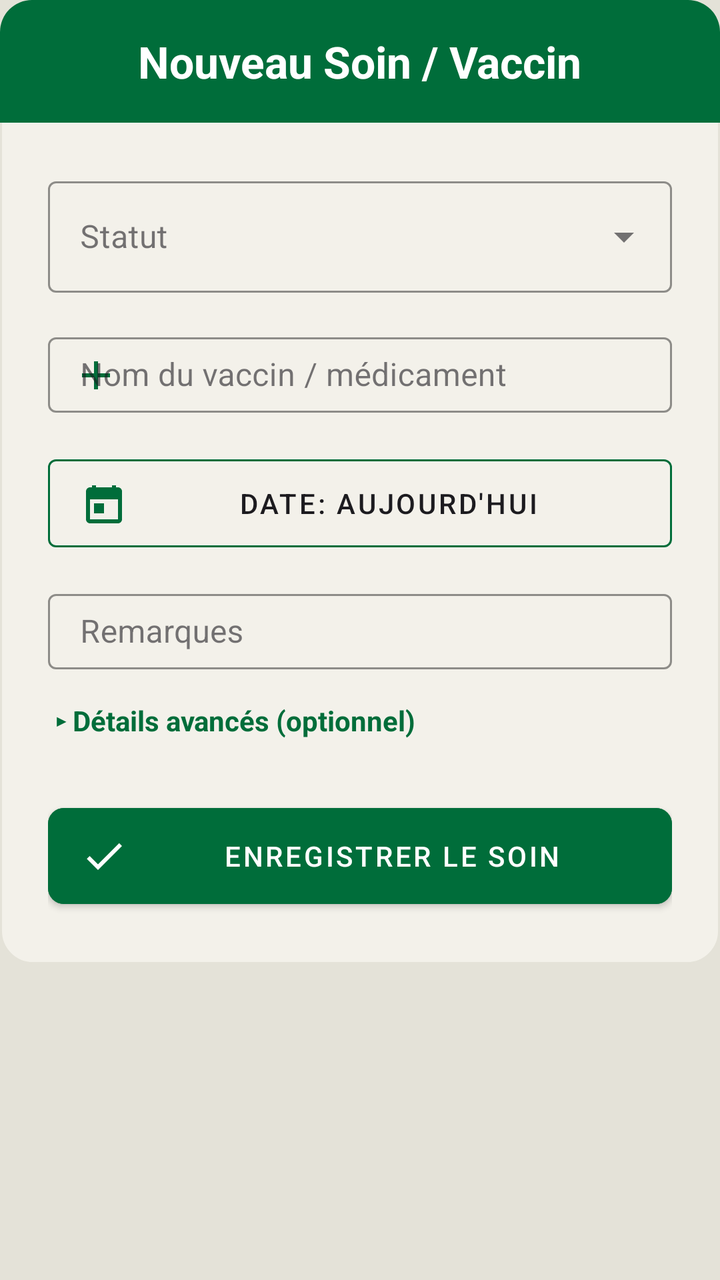
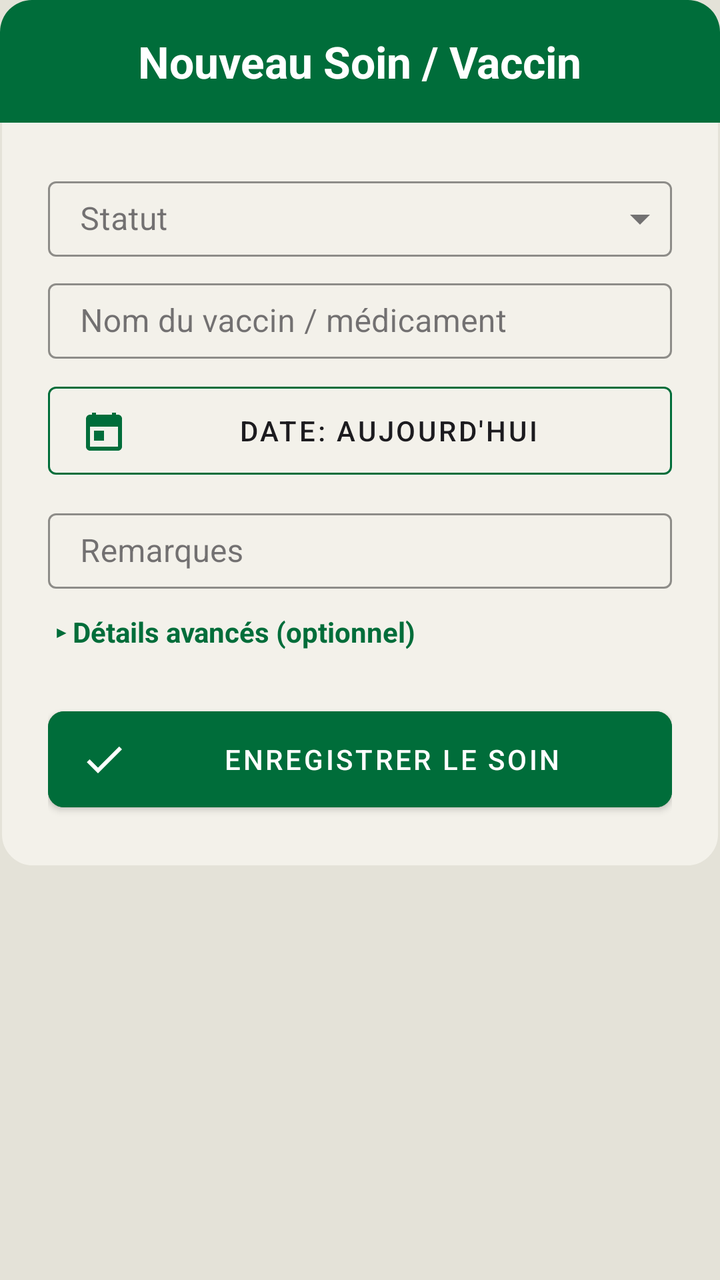

The first picture is an Android layout as it rendered before a commit; the second is the same layout after the commit. The layout source and the unified diff follow.
<!-- AndroidManifest.xml: application theme Theme.Poulailler_copilot -->
<!-- res/layout/dialog_add_vaccine.xml -->
<?xml version="1.0" encoding="utf-8"?>
<ScrollView xmlns:android="http://schemas.android.com/apk/res/android"
    xmlns:app="http://schemas.android.com/apk/res-auto"
    android:layout_width="match_parent"
    android:layout_height="wrap_content"
    android:maxHeight="600dp">

<LinearLayout
    android:layout_width="match_parent"
    android:layout_height="wrap_content"
    android:orientation="vertical"
    android:background="@drawable/bg_dialog_dark">

    <LinearLayout
        android:layout_width="match_parent"
        android:layout_height="wrap_content"
        android:background="@drawable/bg_dialog_header"
        android:padding="16dp"
        android:gravity="center">
        <TextView
            android:layout_width="wrap_content"
            android:layout_height="wrap_content"
            android:text="Nouveau Soin / Vaccin"
            android:textColor="@color/white"
            android:textSize="22sp"
            android:textStyle="bold"/>
    </LinearLayout>

    <LinearLayout
        android:layout_width="match_parent"
        android:layout_height="wrap_content"
        android:orientation="vertical"
        android:padding="24dp">

        <com.google.android.material.textfield.TextInputLayout
            android:id="@+id/tilStatus"
            style="@style/Widget.MaterialComponents.TextInputLayout.OutlinedBox.ExposedDropdownMenu"
            android:layout_width="match_parent"
            android:layout_height="wrap_content"
            android:hint="Statut"
            android:layout_marginBottom="12dp"
            app:hintTextColor="@color/text_secondary"
            app:boxStrokeColor="@color/primary">
            <AutoCompleteTextView
                android:id="@+id/actvStatus"
                android:layout_width="match_parent"
                android:layout_height="wrap_content"
                android:inputType="none"
                android:textColor="@color/text_primary" />
        </com.google.android.material.textfield.TextInputLayout>

        <com.google.android.material.textfield.TextInputLayout
            android:layout_width="match_parent"
            android:layout_height="wrap_content"
            android:hint="Nom du vaccin / médicament"
            style="@style/Widget.MaterialComponents.TextInputLayout.OutlinedBox.Dense"
            android:layout_marginBottom="12dp"
            app:hintTextColor="@color/text_secondary"
            app:boxStrokeColor="@color/primary"
            app:startIconDrawable="@drawable/ic_add"
            app:startIconTint="@color/primary">
            <com.google.android.material.textfield.TextInputEditText
        style="@style/Widget.App.TextInputEditText"
                android:id="@+id/etVaccineName"
                android:layout_width="match_parent"
                android:layout_height="wrap_content"
                android:textColor="@color/text_primary" />
        </com.google.android.material.textfield.TextInputLayout>

        <com.google.android.material.button.MaterialButton
            android:id="@+id/btnSelectDate"
            android:layout_width="match_parent"
            android:layout_height="56dp"
            android:text="Date: Aujourd'hui"
            style="@style/Widget.MaterialComponents.Button.OutlinedButton"
            android:textColor="@color/text_primary"
            app:strokeColor="@color/primary"
            app:icon="@drawable/ic_calendar"
            app:iconTint="@color/primary"
            android:layout_marginBottom="12dp"/>

        <com.google.android.material.textfield.TextInputLayout
            android:layout_width="match_parent"
            android:layout_height="wrap_content"
            android:hint="Remarques"
            style="@style/Widget.MaterialComponents.TextInputLayout.OutlinedBox.Dense"
            android:layout_marginBottom="12dp"
            app:hintTextColor="@color/text_secondary"
            app:boxStrokeColor="@color/primary">
            <com.google.android.material.textfield.TextInputEditText
        style="@style/Widget.App.TextInputEditText"
                android:id="@+id/etRemarks"
                android:layout_width="match_parent"
                android:layout_height="wrap_content"
                android:textColor="@color/text_primary" />
        </com.google.android.material.textfield.TextInputLayout>

        <TextView
            android:id="@+id/btnToggleAdvanced"
            android:layout_width="wrap_content"
            android:layout_height="wrap_content"
            android:layout_marginBottom="12dp"
            android:text="▸ Détails avancés (optionnel)"
            android:textColor="@color/primary"
            android:textStyle="bold"
            android:clickable="true"
            android:focusable="true"
            android:background="?attr/selectableItemBackground"
            android:padding="4dp" />

        <LinearLayout
            android:id="@+id/layoutAdvancedFields"
            android:layout_width="match_parent"
            android:layout_height="wrap_content"
            android:orientation="vertical"
            android:visibility="gone">

            <com.google.android.material.textfield.TextInputLayout
                android:layout_width="match_parent"
                android:layout_height="wrap_content"
                android:hint="Fabricant"
                style="@style/Widget.MaterialComponents.TextInputLayout.OutlinedBox.Dense"
                android:layout_marginBottom="12dp"
                app:hintTextColor="@color/text_secondary"
                app:boxStrokeColor="@color/primary">
                <com.google.android.material.textfield.TextInputEditText
        style="@style/Widget.App.TextInputEditText"
                    android:id="@+id/etManufacturer"
                    android:layout_width="match_parent"
                    android:layout_height="wrap_content"
                    android:textColor="@color/text_primary" />
            </com.google.android.material.textfield.TextInputLayout>

            <LinearLayout
                android:layout_width="match_parent"
                android:layout_height="wrap_content"
                android:orientation="horizontal"
                android:layout_marginBottom="12dp">
                <com.google.android.material.textfield.TextInputLayout
                    android:layout_width="0dp"
                    android:layout_weight="1"
                    android:layout_height="wrap_content"
                    android:layout_marginEnd="6dp"
                    android:hint="N° de lot"
                    style="@style/Widget.MaterialComponents.TextInputLayout.OutlinedBox.Dense"
                    app:hintTextColor="@color/text_secondary"
                    app:boxStrokeColor="@color/primary">
                    <com.google.android.material.textfield.TextInputEditText
        style="@style/Widget.App.TextInputEditText"
                        android:id="@+id/etLotNumber"
                        android:layout_width="match_parent"
                        android:layout_height="wrap_content"
                        android:textColor="@color/text_primary" />
                </com.google.android.material.textfield.TextInputLayout>

                <com.google.android.material.textfield.TextInputLayout
                    android:layout_width="0dp"
                    android:layout_weight="1"
                    android:layout_height="wrap_content"
                    android:layout_marginStart="6dp"
                    android:hint="Dose"
                    style="@style/Widget.MaterialComponents.TextInputLayout.OutlinedBox.Dense"
                    app:hintTextColor="@color/text_secondary"
                    app:boxStrokeColor="@color/primary">
                    <com.google.android.material.textfield.TextInputEditText
        style="@style/Widget.App.TextInputEditText"
                        android:id="@+id/etDose"
                        android:layout_width="match_parent"
                        android:layout_height="wrap_content"
                        android:textColor="@color/text_primary" />
                </com.google.android.material.textfield.TextInputLayout>
            </LinearLayout>

            <com.google.android.material.button.MaterialButton
                android:id="@+id/btnSelectExpiryDate"
                android:layout_width="match_parent"
                android:layout_height="56dp"
                android:text="Date de péremption"
                style="@style/Widget.MaterialComponents.Button.OutlinedButton"
                android:textColor="@color/text_primary"
                app:strokeColor="@color/primary"
                app:icon="@drawable/ic_calendar"
                app:iconTint="@color/primary"
                android:layout_marginBottom="12dp"/>

            <com.google.android.material.textfield.TextInputLayout
                android:id="@+id/tilRoute"
                style="@style/Widget.MaterialComponents.TextInputLayout.OutlinedBox.ExposedDropdownMenu"
                android:layout_width="match_parent"
                android:layout_height="wrap_content"
                android:hint="Voie d'administration"
                android:layout_marginBottom="12dp"
                app:hintTextColor="@color/text_secondary"
                app:boxStrokeColor="@color/primary">
                <AutoCompleteTextView
                    android:id="@+id/actvRoute"
                    android:layout_width="match_parent"
                    android:layout_height="wrap_content"
                    android:inputType="none"
                    android:textColor="@color/text_primary" />
            </com.google.android.material.textfield.TextInputLayout>

            <LinearLayout
                android:layout_width="match_parent"
                android:layout_height="wrap_content"
                android:orientation="horizontal"
                android:layout_marginBottom="12dp">
                <com.google.android.material.textfield.TextInputLayout
                    android:layout_width="0dp"
                    android:layout_weight="1"
                    android:layout_height="wrap_content"
                    android:layout_marginEnd="6dp"
                    android:hint="Effectif vacciné"
                    style="@style/Widget.MaterialComponents.TextInputLayout.OutlinedBox.Dense"
                    app:hintTextColor="@color/text_secondary"
                    app:boxStrokeColor="@color/primary">
                    <com.google.android.material.textfield.TextInputEditText
        style="@style/Widget.App.TextInputEditText"
                        android:id="@+id/etTargetCount"
                        android:layout_width="match_parent"
                        android:layout_height="wrap_content"
                        android:inputType="number"
                        android:textColor="@color/text_primary" />
                </com.google.android.material.textfield.TextInputLayout>

                <com.google.android.material.textfield.TextInputLayout
                    android:layout_width="0dp"
                    android:layout_weight="1"
                    android:layout_height="wrap_content"
                    android:layout_marginStart="6dp"
                    android:hint="Effectué par"
                    style="@style/Widget.MaterialComponents.TextInputLayout.OutlinedBox.Dense"
                    app:hintTextColor="@color/text_secondary"
                    app:boxStrokeColor="@color/primary">
                    <com.google.android.material.textfield.TextInputEditText
        style="@style/Widget.App.TextInputEditText"
                        android:id="@+id/etAdministeredBy"
                        android:layout_width="match_parent"
                        android:layout_height="wrap_content"
                        android:textColor="@color/text_primary" />
                </com.google.android.material.textfield.TextInputLayout>
            </LinearLayout>
        </LinearLayout>

        <com.google.android.material.button.MaterialButton
            android:id="@+id/btnSaveVaccine"
            android:layout_width="match_parent"
            android:layout_height="60dp"
            android:layout_marginTop="12dp"
            android:text="ENREGISTRER LE SOIN"
            android:backgroundTint="@color/primary"
            android:textColor="@color/white"
            app:cornerRadius="8dp"
            app:icon="@drawable/ic_check"
            app:iconTint="@color/white"/>
    </LinearLayout>
</LinearLayout>
</ScrollView>
<!-- resources referenced by this layout -->
<resources>
  <color name="primary">#006D3A</color>
  <color name="text_primary">#1C1B1F</color>
  <color name="text_secondary">#49454F</color>
  <color name="white">#FFFFFFFF</color>
  <!-- drawable bg_dialog_dark (drawable) -->
  <?xml version="1.0" encoding="utf-8"?>
  <shape xmlns:android="http://schemas.android.com/apk/res/android">
      <solid android:color="@color/surface" />
      <stroke
          android:width="1dp"
          android:color="@color/off_white" />
      <corners android:radius="16dp" />
  </shape>
  <!-- drawable bg_dialog_header (drawable) -->
  <?xml version="1.0" encoding="utf-8"?>
  <shape xmlns:android="http://schemas.android.com/apk/res/android">
      <solid android:color="@color/primary" />
      <corners
          android:topLeftRadius="16dp"
          android:topRightRadius="16dp" />
  </shape>
  <!-- drawable ic_add (drawable) -->
  <vector xmlns:android="http://schemas.android.com/apk/res/android"
      android:width="24dp"
      android:height="24dp"
      android:viewportWidth="24"
      android:viewportHeight="24">
      <path
          android:fillColor="#000000"
          android:pathData="M19,13h-6v6h-2v-6H5v-2h6V5h2v6h6z"/>
  </vector>
  <!-- drawable ic_calendar (drawable) -->
  <vector xmlns:android="http://schemas.android.com/apk/res/android"
      android:width="24dp"
      android:height="24dp"
      android:viewportWidth="24"
      android:viewportHeight="24">
      <path
          android:fillColor="#000000"
          android:pathData="M19,4h-1V3h-2v1H8V3H6v1H5C3.89,4 3.01,4.9 3.01,6L3,20c0,1.1 0.89,2 2,2h14c1.1,0 2,-0.9 2,-2V6C21,4.9 20.1,4 19,4z M19,20H5V10h14V20z M7,12h5v5H7z"/>
  </vector>
  <!-- drawable ic_check (drawable) -->
  <vector xmlns:android="http://schemas.android.com/apk/res/android"
      android:width="24dp"
      android:height="24dp"
      android:viewportWidth="24"
      android:viewportHeight="24">
      <path
          android:fillColor="#000000"
          android:pathData="M9,16.17L4.83,12l-1.42,1.41L9,19 21,7l-1.41,-1.41z"/>
  </vector>
  <style name="Widget.App.TextInputEditText" parent="Widget.MaterialComponents.TextInputEditText.OutlinedBox.Dense">
          <item name="android:paddingTop">8dp</item>
          <item name="android:paddingBottom">8dp</item>
          <item name="android:minHeight">0dp</item>
      </style>
  <color name="surface">#F3F1EA</color>
  <color name="off_white">#E4E2D8</color>
  <color name="primary_variant">#004D22</color>
  <color name="secondary">#43A047</color>
  <color name="secondary_variant">#2E7D32</color>
  <color name="background">@color/off_white</color>
  <style name="Widget.App.CardView" parent="Widget.MaterialComponents.CardView">
          <item name="cardElevation">2dp</item>
          <item name="cardCornerRadius">16dp</item>
          <item name="cardBackgroundColor">@color/surface</item>
          <item name="strokeWidth">0dp</item>
      </style>
  <style name="ShapeAppearance.App.LargeComponent" parent="ShapeAppearance.MaterialComponents.LargeComponent">
          <item name="cornerFamily">rounded</item>
          <item name="cornerSize">16dp</item>
      </style>
  <style name="Widget.App.TextInputLayout" parent="Widget.MaterialComponents.TextInputLayout.OutlinedBox.Dense" />
  <style name="ThemeOverlay.App.MaterialAlertDialog" parent="ThemeOverlay.MaterialComponents.MaterialAlertDialog">
          <item name="colorSurface">@color/surface</item>
          <item name="colorOnSurface">@color/text_primary</item>
          <item name="android:textColorPrimary">@color/text_primary</item>
      </style>
  <!-- unchanged entries left out for length: 1 -->
</resources>

<!-- the commit's change to res/layout/dialog_add_vaccine.xml (unified diff, before → after) -->
@@ -34,17 +34,21 @@
 
         <com.google.android.material.textfield.TextInputLayout
             android:id="@+id/tilStatus"
-            style="@style/Widget.MaterialComponents.TextInputLayout.OutlinedBox.ExposedDropdownMenu"
+            style="@style/Widget.MaterialComponents.TextInputLayout.OutlinedBox.Dense.ExposedDropdownMenu"
+            app:endIconMinSize="32dp"
             android:layout_width="match_parent"
             android:layout_height="wrap_content"
             android:hint="Statut"
-            android:layout_marginBottom="12dp"
+            android:layout_marginBottom="8dp"
             app:hintTextColor="@color/text_secondary"
             app:boxStrokeColor="@color/primary">
             <AutoCompleteTextView
                 android:id="@+id/actvStatus"
                 android:layout_width="match_parent"
                 android:layout_height="wrap_content"
+                android:minHeight="0dp"
+                android:paddingTop="8dp"
+                android:paddingBottom="8dp"
                 android:inputType="none"
                 android:textColor="@color/text_primary" />
         </com.google.android.material.textfield.TextInputLayout>
@@ -54,11 +58,9 @@
             android:layout_height="wrap_content"
             android:hint="Nom du vaccin / médicament"
             style="@style/Widget.MaterialComponents.TextInputLayout.OutlinedBox.Dense"
-            android:layout_marginBottom="12dp"
+            android:layout_marginBottom="8dp"
             app:hintTextColor="@color/text_secondary"
-            app:boxStrokeColor="@color/primary"
-            app:startIconDrawable="@drawable/ic_add"
-            app:startIconTint="@color/primary">
+            app:boxStrokeColor="@color/primary">
             <com.google.android.material.textfield.TextInputEditText
         style="@style/Widget.App.TextInputEditText"
                 android:id="@+id/etVaccineName"
@@ -77,14 +79,14 @@
             app:strokeColor="@color/primary"
             app:icon="@drawable/ic_calendar"
             app:iconTint="@color/primary"
-            android:layout_marginBottom="12dp"/>
+            android:layout_marginBottom="8dp"/>
 
         <com.google.android.material.textfield.TextInputLayout
             android:layout_width="match_parent"
             android:layout_height="wrap_content"
             android:hint="Remarques"
             style="@style/Widget.MaterialComponents.TextInputLayout.OutlinedBox.Dense"
-            android:layout_marginBottom="12dp"
+            android:layout_marginBottom="8dp"
             app:hintTextColor="@color/text_secondary"
             app:boxStrokeColor="@color/primary">
             <com.google.android.material.textfield.TextInputEditText
@@ -99,7 +101,7 @@
             android:id="@+id/btnToggleAdvanced"
             android:layout_width="wrap_content"
             android:layout_height="wrap_content"
-            android:layout_marginBottom="12dp"
+            android:layout_marginBottom="8dp"
             android:text="▸ Détails avancés (optionnel)"
             android:textColor="@color/primary"
             android:textStyle="bold"
@@ -120,7 +122,7 @@
                 android:layout_height="wrap_content"
                 android:hint="Fabricant"
                 style="@style/Widget.MaterialComponents.TextInputLayout.OutlinedBox.Dense"
-                android:layout_marginBottom="12dp"
+                android:layout_marginBottom="8dp"
                 app:hintTextColor="@color/text_secondary"
                 app:boxStrokeColor="@color/primary">
                 <com.google.android.material.textfield.TextInputEditText
@@ -135,7 +137,7 @@
                 android:layout_width="match_parent"
                 android:layout_height="wrap_content"
                 android:orientation="horizontal"
-                android:layout_marginBottom="12dp">
+                android:layout_marginBottom="8dp">
                 <com.google.android.material.textfield.TextInputLayout
                     android:layout_width="0dp"
                     android:layout_weight="1"
@@ -181,21 +183,25 @@
                 app:strokeColor="@color/primary"
                 app:icon="@drawable/ic_calendar"
                 app:iconTint="@color/primary"
-                android:layout_marginBottom="12dp"/>
+                android:layout_marginBottom="8dp"/>
 
             <com.google.android.material.textfield.TextInputLayout
                 android:id="@+id/tilRoute"
-                style="@style/Widget.MaterialComponents.TextInputLayout.OutlinedBox.ExposedDropdownMenu"
+                style="@style/Widget.MaterialComponents.TextInputLayout.OutlinedBox.Dense.ExposedDropdownMenu"
+            app:endIconMinSize="32dp"
                 android:layout_width="match_parent"
                 android:layout_height="wrap_content"
                 android:hint="Voie d'administration"
-                android:layout_marginBottom="12dp"
+                android:layout_marginBottom="8dp"
                 app:hintTextColor="@color/text_secondary"
                 app:boxStrokeColor="@color/primary">
                 <AutoCompleteTextView
                     android:id="@+id/actvRoute"
                     android:layout_width="match_parent"
                     android:layout_height="wrap_content"
+                    android:minHeight="0dp"
+                    android:paddingTop="8dp"
+                    android:paddingBottom="8dp"
                     android:inputType="none"
                     android:textColor="@color/text_primary" />
             </com.google.android.material.textfield.TextInputLayout>
@@ -204,7 +210,7 @@
                 android:layout_width="match_parent"
                 android:layout_height="wrap_content"
                 android:orientation="horizontal"
-                android:layout_marginBottom="12dp">
+                android:layout_marginBottom="8dp">
                 <com.google.android.material.textfield.TextInputLayout
                     android:layout_width="0dp"
                     android:layout_weight="1"
<!-- resource entries referenced after the edit -->
@@ -21,16 +21,6 @@
           android:topLeftRadius="16dp"
           android:topRightRadius="16dp" />
   </shape>
-  <!-- drawable ic_add (drawable) -->
-  <vector xmlns:android="http://schemas.android.com/apk/res/android"
-      android:width="24dp"
-      android:height="24dp"
-      android:viewportWidth="24"
-      android:viewportHeight="24">
-      <path
-          android:fillColor="#000000"
-          android:pathData="M19,13h-6v6h-2v-6H5v-2h6V5h2v6h6z"/>
-  </vector>
   <!-- drawable ic_calendar (drawable) -->
   <vector xmlns:android="http://schemas.android.com/apk/res/android"
       android:width="24dp"
